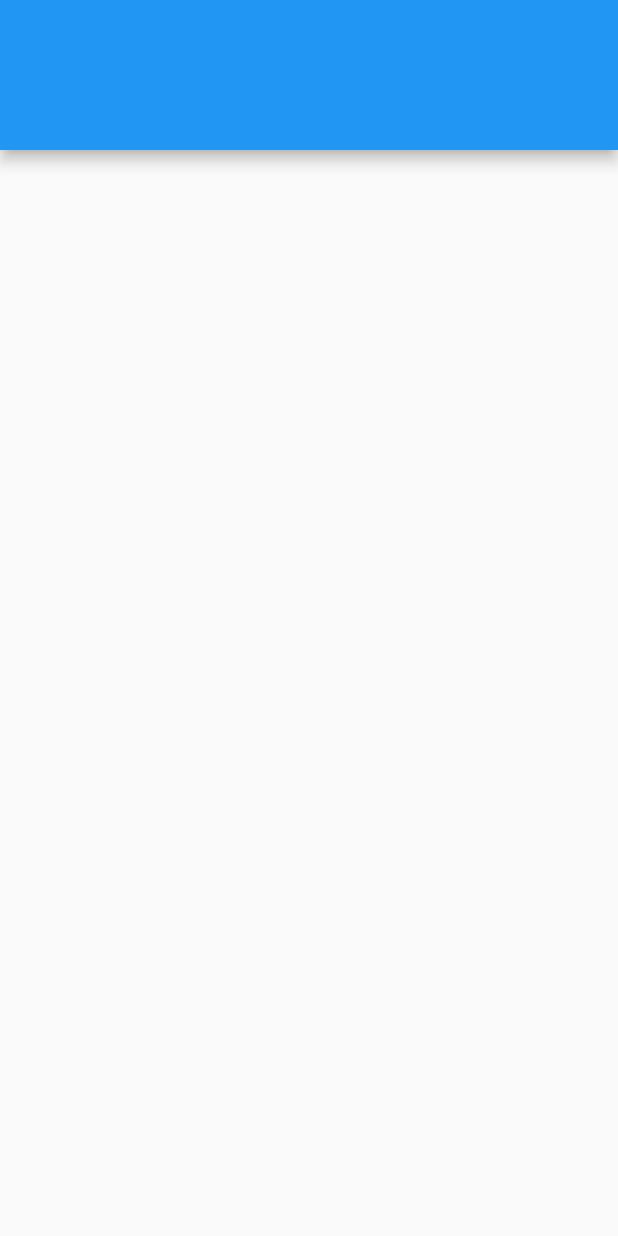
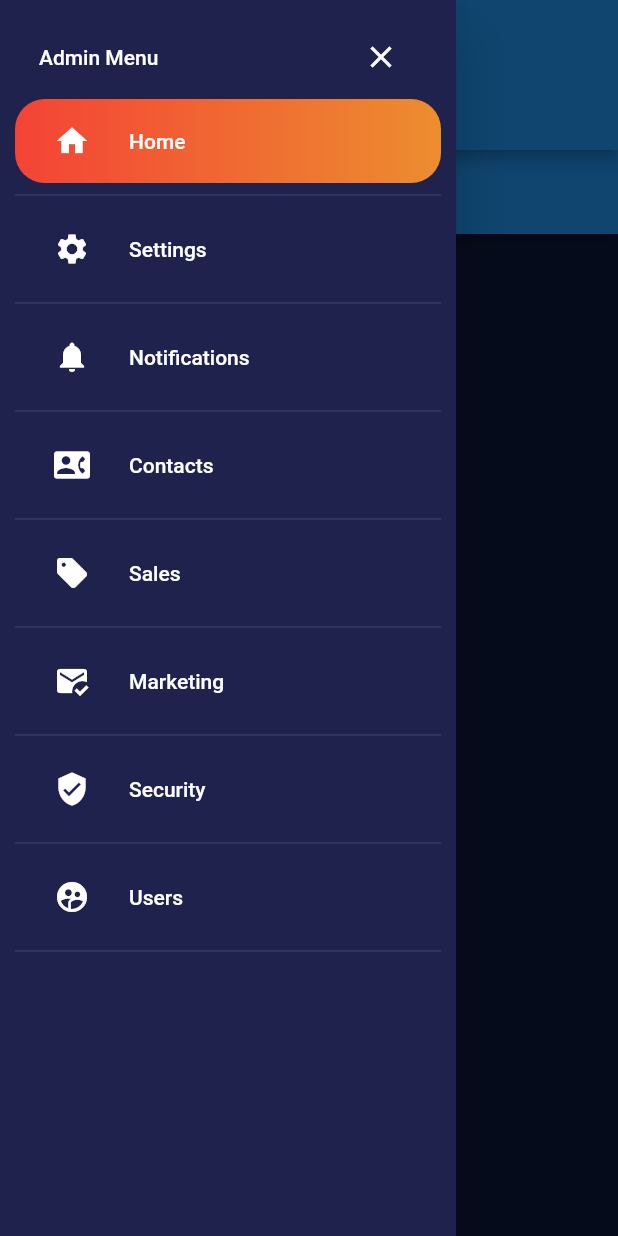
Before and after one commit to EhsanTgv/ui_panel_dashboard_practice, a Flutter app: the screen it shows after launch, with the side drawer open (before the commit the screen has no drawer), on a phone screen of 412 x 824 dp. Run offline on Flutter 3.47's test engine with Material 2 defaults, Android fonts, the phone set to English and light mode, and no system bars.

Commit message:
Implement drawer

```diff
--- /dev/null
+++ b/lib/drawer/drawer_page.dart
@@ -0,0 +1,115 @@
+import 'package:flutter/material.dart';
+import 'package:ui_panel_dashboard_practice/constants.dart';
+import 'package:ui_panel_dashboard_practice/responsive_layout.dart';
+
+class DrawerPage extends StatefulWidget {
+  const DrawerPage({Key? key}) : super(key: key);
+
+  @override
+  State<DrawerPage> createState() => _DrawerPageState();
+}
+
+class ButtonsInfo {
+  String title;
+  IconData icon;
+
+  ButtonsInfo({
+    required this.title,
+    required this.icon,
+  });
+}
+
+int _currentIndex = 0;
+
+List<ButtonsInfo> _buttonNames = [
+  ButtonsInfo(title: "Home", icon: Icons.home),
+  ButtonsInfo(title: "Settings", icon: Icons.settings),
+  ButtonsInfo(title: "Notifications", icon: Icons.notifications),
+  ButtonsInfo(title: "Contacts", icon: Icons.contact_phone_rounded),
+  ButtonsInfo(title: "Sales", icon: Icons.sell),
+  ButtonsInfo(title: "Marketing", icon: Icons.mark_email_read),
+  ButtonsInfo(title: "Security", icon: Icons.verified_user),
+  ButtonsInfo(title: "Users", icon: Icons.supervised_user_circle_rounded),
+];
+
+class _DrawerPageState extends State<DrawerPage> {
+  @override
+  Widget build(BuildContext context) {
+    return Drawer(
+      child: SafeArea(
+        child: SingleChildScrollView(
+          child: Padding(
+            padding: const EdgeInsets.all(Constants.kPadding),
+            child: Column(
+              children: [
+                ListTile(
+                  title: const Text(
+                    "Admin Menu",
+                    style: TextStyle(
+                      color: Colors.white,
+                    ),
+                  ),
+                  trailing: ResponsiveLayout.isComputer(context)
+                      ? null
+                      : IconButton(
+                          onPressed: () {
+                            Navigator.pop(context);
+                          },
+                          icon: const Icon(
+                            Icons.close,
+                            color: Colors.white,
+                          ),
+                        ),
+                ),
+                ...List.generate(
+                  _buttonNames.length,
+                  (index) => Column(
+                    children: [
+                      Container(
+                        decoration: index == _currentIndex
+                            ? BoxDecoration(
+                                borderRadius: BorderRadius.circular(20),
+                                gradient: const LinearGradient(
+                                  colors: [
+                                    Constants.redDark,
+                                    Constants.orangeDark
+                                  ],
+                                ),
+                              )
+                            : null,
+                        child: ListTile(
+                          title: Text(
+                            _buttonNames[index].title,
+                            style: const TextStyle(
+                              color: Colors.white,
+                            ),
+                          ),
+                          leading: Padding(
+                            padding: const EdgeInsets.all(Constants.kPadding),
+                            child: Icon(
+                              _buttonNames[index].icon,
+                              color: Colors.white,
+                            ),
+                          ),
+                          onTap: (){
+                            setState(() {
+                              _currentIndex=index;
+                            });
+                          },
+                          shape: RoundedRectangleBorder(
+                            borderRadius: BorderRadius.circular(20)
+                          ),
+                        ),
+                      ),
+                      const Divider(color: Colors.white,thickness: 0.1),
+                    ],
+                  ),
+                ),
+              ],
+            ),
+          ),
+        ),
+      ),
+    );
+  }
+}
--- a/lib/main.dart
+++ b/lib/main.dart
@@ -1,4 +1,5 @@
 import 'package:flutter/material.dart';
+import 'package:ui_panel_dashboard_practice/constants.dart';
 import 'package:ui_panel_dashboard_practice/widget_tree.dart';
 
 void main() {
@@ -9,9 +10,12 @@
   @override
   Widget build(BuildContext context) {
     return MaterialApp(
+      debugShowCheckedModeBanner: false,
       title: 'Flutter Demo',
       theme: ThemeData(
         primarySwatch: Colors.blue,
+        scaffoldBackgroundColor: Constants.purpleDark,
+        canvasColor: Constants.purpleLight,
       ),
       home: WidgetTree(),
     );
--- /dev/null
+++ b/lib/panel_center/panel_center_page.dart
@@ -0,0 +1,19 @@
+import 'package:flutter/material.dart';
+
+class PanelCenterPage extends StatefulWidget {
+  const PanelCenterPage({Key? key}) : super(key: key);
+
+  @override
+  State<PanelCenterPage> createState() => _PanelCenterPageState();
+}
+
+class _PanelCenterPageState extends State<PanelCenterPage> {
+  @override
+  Widget build(BuildContext context) {
+    return  Scaffold(
+      appBar: AppBar(
+        backgroundColor: Colors.blue,
+      ),
+    );
+  }
+}
--- /dev/null
+++ b/lib/panel_left/panel_left_page.dart
@@ -0,0 +1,19 @@
+import 'package:flutter/material.dart';
+
+class PanelLeftPage extends StatefulWidget {
+  const PanelLeftPage({Key? key}) : super(key: key);
+
+  @override
+  State<PanelLeftPage> createState() => _PanelLeftPageState();
+}
+
+class _PanelLeftPageState extends State<PanelLeftPage> {
+  @override
+  Widget build(BuildContext context) {
+    return  Scaffold(
+      appBar: AppBar(
+        backgroundColor: Colors.green,
+      ),
+    );
+  }
+}
--- /dev/null
+++ b/lib/panel_right_page/panel_right_page.dart
@@ -0,0 +1,19 @@
+import 'package:flutter/material.dart';
+
+class PanelRightPage extends StatefulWidget {
+  const PanelRightPage({Key? key}) : super(key: key);
+
+  @override
+  State<PanelRightPage> createState() => _PanelRightPageState();
+}
+
+class _PanelRightPageState extends State<PanelRightPage> {
+  @override
+  Widget build(BuildContext context) {
+    return  Scaffold(
+      appBar: AppBar(
+        backgroundColor: Colors.red,
+      ),
+    );
+  }
+}
--- a/lib/widget_tree.dart
+++ b/lib/widget_tree.dart
@@ -1,4 +1,8 @@
 import 'package:flutter/material.dart';
+import 'package:ui_panel_dashboard_practice/drawer/drawer_page.dart';
+import 'package:ui_panel_dashboard_practice/panel_center/panel_center_page.dart';
+import 'package:ui_panel_dashboard_practice/panel_left/panel_left_page.dart';
+import 'package:ui_panel_dashboard_practice/panel_right_page/panel_right_page.dart';
 import 'package:ui_panel_dashboard_practice/responsive_layout.dart';
 
 class WidgetTree extends StatefulWidget {
@@ -21,11 +25,30 @@
       ),
       body: ResponsiveLayout(
         tiny: Container(),
-        phone: Container(),
-        tablet: Container(),
-        largeTablet: Container(),
-        computer: Container(),
+        phone: const PanelCenterPage(),
+        tablet: Row(
+          children: const [
+            Expanded(child: PanelLeftPage()),
+            Expanded(child: PanelCenterPage()),
+          ],
+        ),
+        largeTablet: Row(
+          children: const [
+            Expanded(child: PanelLeftPage()),
+            Expanded(child: PanelCenterPage()),
+            Expanded(child: PanelRightPage()),
+          ],
+        ),
+        computer: Row(
+          children: const [
+            Expanded(child: DrawerPage()),
+            Expanded(child: PanelLeftPage()),
+            Expanded(child: PanelCenterPage()),
+            Expanded(child: PanelRightPage()),
+          ],
+        ),
       ),
+      drawer: const DrawerPage(),
     );
   }
 }
```
Also changed, not shown: pubspec.lock, 2 other files.
